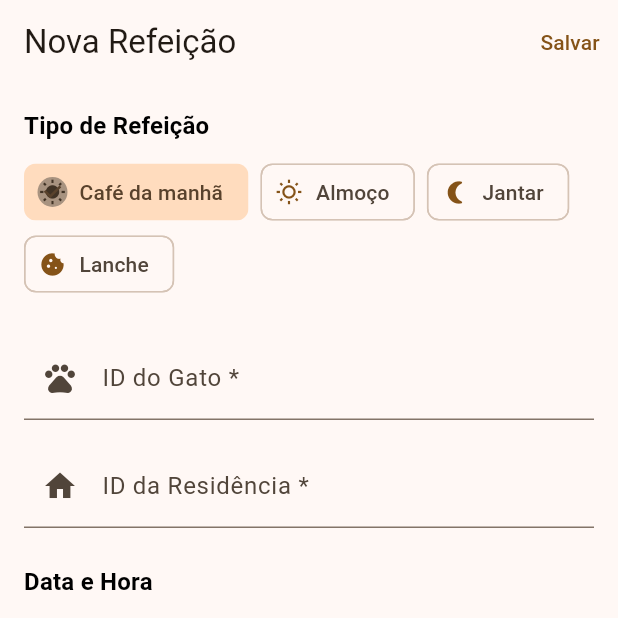
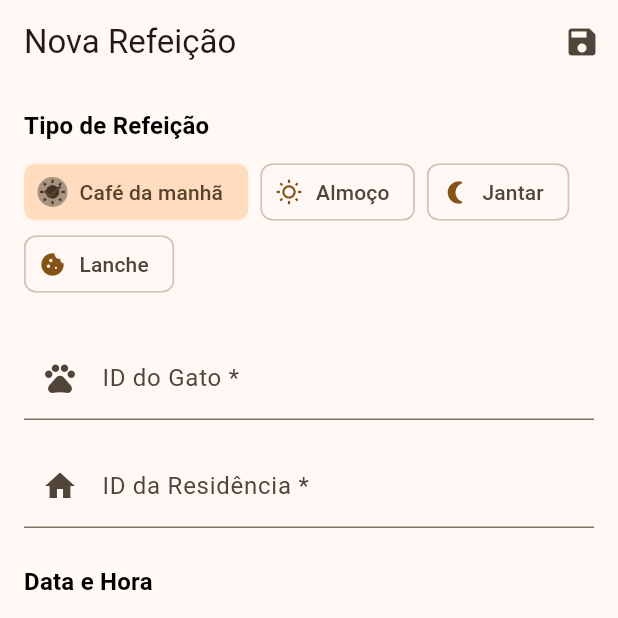
Before and after one commit to mauriciobc/mealtime-flutter, a Flutter app: the CreateMealPage screen opened by its route, on a phone screen of 412 x 824 dp, the top half of it. Run offline on Flutter 3.47's test engine with Material 3 defaults, Android fonts, the phone set to English and light mode, and no system bars; our stand-ins replace cached_network_image, dartz, dio, equatable, flutter_bloc, get_it and 5 more; accounts and stored records are empty; generated files the repository leaves out were written again.

Commit message:
feat(ui): replace save TextButton with accessible IconButton
Replaces the "Salvar" (Save) TextButton in the AppBar of the CreateMealPage and EditMealPage with an IconButton using the `save` icon.

This change provides a cleaner, more modern UI by using a conventional icon for a common action, which saves horizontal space in the AppBar.

To maintain accessibility, a `tooltip` with the text "Salvar" has been added to the IconButton. In Flutter, this also acts as the semantic label for screen readers, ensuring the button is usable for everyone.

```diff
--- a/mealtime_app/lib/features/meals/presentation/pages/create_meal_page.dart
+++ b/mealtime_app/lib/features/meals/presentation/pages/create_meal_page.dart
@@ -64,7 +64,11 @@ class _CreateMealPageState extends State<CreateMealPage> {
       appBar: AppBar(
         title: const Text('Nova Refeição'),
         actions: [
-          TextButton(onPressed: _saveMeal, child: const Text('Salvar')),
+          IconButton(
+            icon: const Icon(Icons.save),
+            onPressed: _saveMeal,
+            tooltip: 'Salvar',
+          ),
         ],
       ),
       body: BlocListener<MealsBloc, MealsState>(
--- a/mealtime_app/lib/features/meals/presentation/pages/edit_meal_page.dart
+++ b/mealtime_app/lib/features/meals/presentation/pages/edit_meal_page.dart
@@ -72,7 +72,11 @@ class _EditMealPageState extends State<EditMealPage> {
       appBar: AppBar(
         title: const Text('Editar Refeição'),
         actions: [
-          TextButton(onPressed: _saveMeal, child: const Text('Salvar')),
+          IconButton(
+            icon: const Icon(Icons.save),
+            onPressed: _saveMeal,
+            tooltip: 'Salvar',
+          ),
         ],
       ),
       body: BlocListener<MealsBloc, MealsState>(
```
